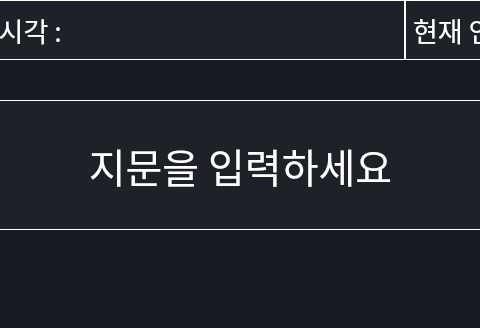
The window that Fingerprint_SUHYUN/fingerprint_gui.ui (min-shy03/Fingerprint-client) describes before a commit, drawn with Qt 5; both pictures show x 165 to 645 and y 0 to 328 of the 811 by 480 pixel window.
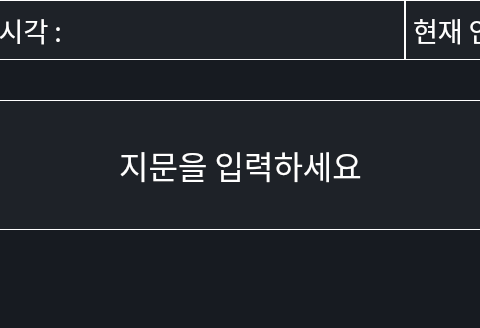
The same window after the commit. The open tabs and pages were chosen to show the change.

Commit message: 무한 코드 19차

The edit to the form file:
```diff
--- a/Fingerprint_SUHYUN/fingerprint_gui.ui
+++ b/Fingerprint_SUHYUN/fingerprint_gui.ui
@@ -485,7 +485,7 @@
       <property name="font">
        <font>
         <family>AppleSDGothicNeoB00</family>
-        <pointsize>30</pointsize>
+        <pointsize>24</pointsize>
        </font>
       </property>
       <property name="styleSheet">
```
Left out of the diff: 4 changed lines with no effect on the pictures.
